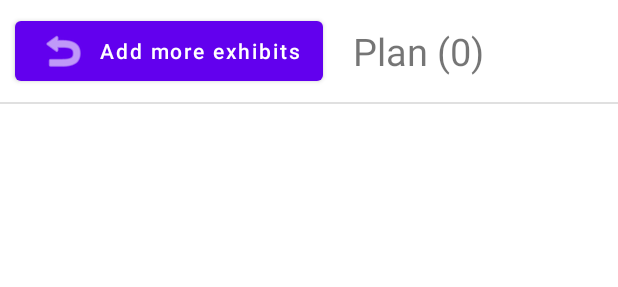
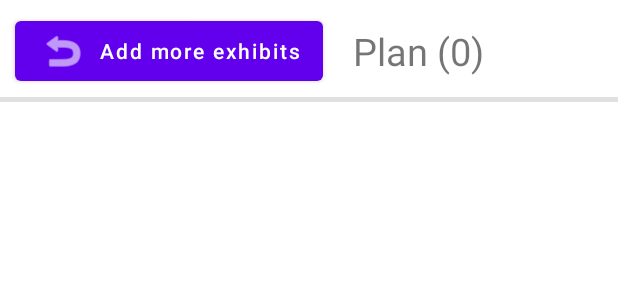
Before and after one commit to CSE-110-Spring-2022/zooseeker-cse-110-team-63, an Android app: the layout activity_view_plan.xml on its own in the app's theme, with its tools: preview values and no code run, on a phone screen of 412 x 824 dp. Shown: the top 287 px of the screen. Run offline under Robolectric (Android 15) with nearby library versions, the phone set to English and light mode, and no system bars.

Commit message:
make top bar divider slightly thicker

```diff
--- a/app/src/main/res/layout/activity_view_plan.xml
+++ b/app/src/main/res/layout/activity_view_plan.xml
@@ -41,7 +41,7 @@
         app:layout_constraintBottom_toTopOf="@+id/get_directions_btn"
         app:layout_constraintEnd_toEndOf="parent"
         app:layout_constraintStart_toStartOf="parent"
-        app:layout_constraintTop_toBottomOf="@+id/add_more_exhibits_btn" />
+        app:layout_constraintTop_toBottomOf="@+id/divider" />
 
     <Button
         android:id="@+id/get_directions_btn"
@@ -59,8 +59,9 @@
     <View
         android:id="@+id/divider"
         android:layout_width="0dp"
-        android:layout_height="1dp"
+        android:layout_height="3dp"
         android:background="?android:attr/listDivider"
+        app:layout_constraintBottom_toTopOf="@+id/plan_items"
         app:layout_constraintEnd_toEndOf="parent"
         app:layout_constraintStart_toStartOf="parent"
         app:layout_constraintTop_toTopOf="@+id/plan_items" />
```
